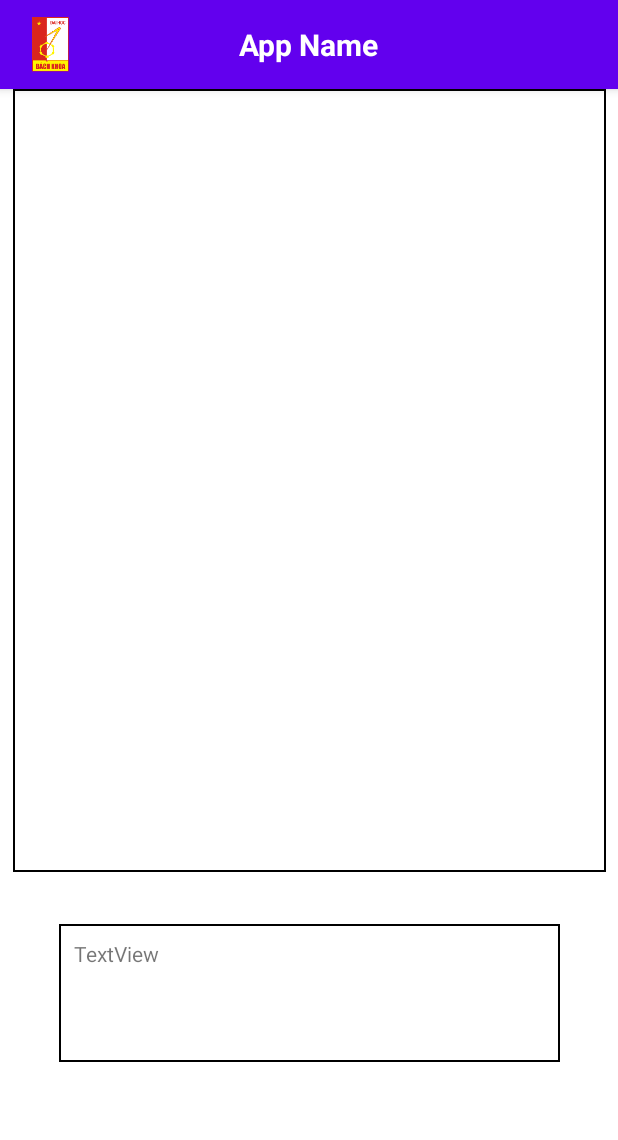
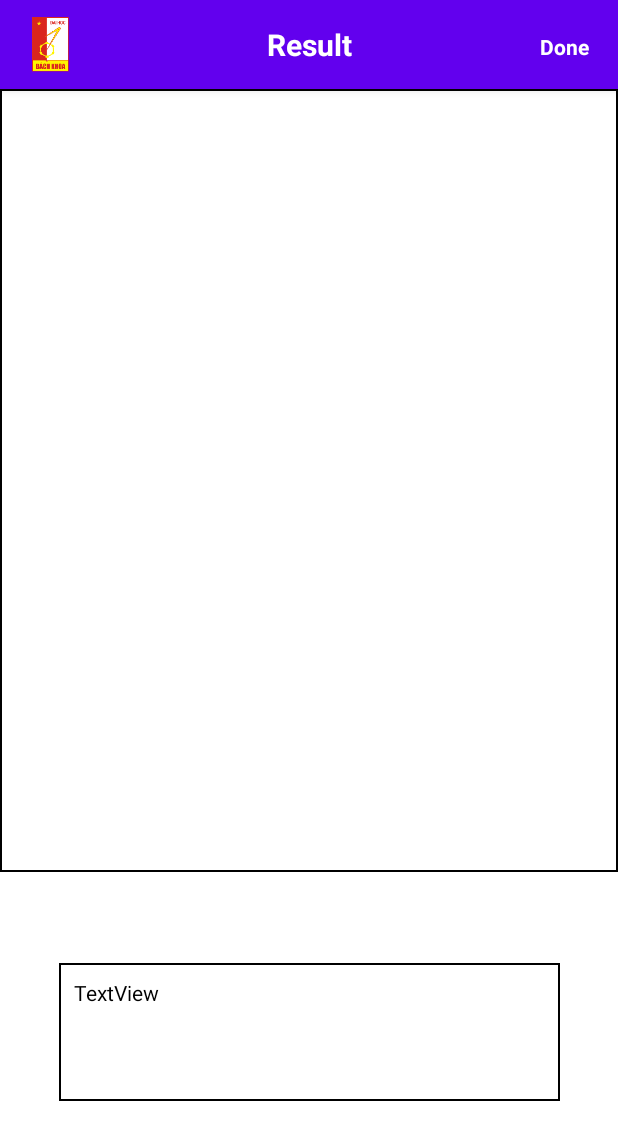
Before and after one commit to SonTH183823/DAKTMT, an Android app: the ResultActivity screen opened directly, with no data from a screen before it, on a phone screen of 412 x 824 dp. Shown: the top 1140 px of the screen. Run offline under Robolectric (Android 15) with nearby library versions, the phone set to English and light mode, and no system bars.

Commit message:
update project

```diff
--- a/app/build.gradle
+++ b/app/build.gradle
@@ -60,4 +60,5 @@ dependencies {
     implementation 'com.droidninja:filepicker:2.2.5'
     implementation 'com.github.bumptech.glide:glide:4.13.0'
     implementation 'org.jetbrains.kotlinx:kotlinx-coroutines-android:1.6.3'
+    implementation 'com.github.Drjacky:ImagePicker:2.1.16'
 }
--- a/app/src/main/AndroidManifest.xml
+++ b/app/src/main/AndroidManifest.xml
@@ -4,6 +4,7 @@
     package="com.example.maskrcnn">
     <uses-permission android:name="android.permission.CAMERA" />
     <uses-permission android:name="android.permission.READ_EXTERNAL_STORAGE" />
+    <uses-permission android:name="android.permission.WRITE_EXTERNAL_STORAGE" />
 
     <application
         android:name=".MyModel"
--- a/app/src/main/java/com/example/maskrcnn/ResultActivity.java
+++ b/app/src/main/java/com/example/maskrcnn/ResultActivity.java
@@ -2,35 +2,45 @@ package com.example.maskrcnn;
 
 import android.content.Intent;
 import android.graphics.Bitmap;
-import android.net.Uri;
+import android.graphics.BitmapFactory;
 import android.os.Bundle;
+import android.widget.Button;
 import android.widget.ImageView;
 import android.widget.TextView;
 
 import androidx.appcompat.app.AppCompatActivity;
+
+import java.io.File;
 
 
 public class ResultActivity extends AppCompatActivity {
 
     ImageView imageViewResult;
     TextView txtViewResult;
+    TextView txtViewBack;
 
     protected void onCreate(Bundle savedInstanceState) {
         super.onCreate(savedInstanceState);
         setContentView(R.layout.activity_result);
 
-
-
+        txtViewBack = findViewById(R.id.textViewBack);
         imageViewResult = findViewById(R.id.imageViewResult);
         txtViewResult = findViewById(R.id.textViewResult);
 
         Intent intent = getIntent();
+        String imageUri = intent.getStringExtra(Intent.EXTRA_STREAM);
+        if (imageUri != null) {
+            txtViewResult.setText(imageUri);
+            File imgFile = new File(imageUri);
+            if (imgFile.exists()) {
+                Bitmap myBitmap = BitmapFactory.decodeFile(imgFile.getAbsolutePath());
+                imageViewResult.setImageBitmap(myBitmap);
+            }
+        }
 
-        Uri imageUri = (Uri) intent.getParcelableExtra(Intent.EXTRA_STREAM);
-        if (imageUri != null) {
-            txtViewResult.setText(imageUri.toString());
-            imageViewResult.setImageURI(imageUri);
-        }
+        txtViewBack.setOnClickListener(view -> {
+            this.finish();
+        });
 
 
     }
--- a/app/src/main/res/layout/activity_result.xml
+++ b/app/src/main/res/layout/activity_result.xml
@@ -30,18 +30,31 @@
 
             <TextView
                 android:id="@+id/textView"
+                android:layout_width="wrap_content"
+                android:layout_height="wrap_content"
+                android:text="Result"
+                android:textColor="@color/white"
+                android:textSize="20sp"
+                android:textStyle="bold"
                 app:layout_constraintBottom_toBottomOf="parent"
                 app:layout_constraintEnd_toEndOf="parent"
                 app:layout_constraintStart_toStartOf="parent"
+                app:layout_constraintTop_toTopOf="parent" />
+
+            <TextView
+                android:id="@+id/textViewBack"
+                android:layout_width="35dp"
+                android:layout_height="22dp"
+                android:text="Done"
+                android:textColor="@color/white"
+                android:textSize="14sp"
+                android:textStyle="bold"
+                app:layout_constraintBottom_toBottomOf="parent"
+                app:layout_constraintEnd_toEndOf="parent"
+                app:layout_constraintHorizontal_bias="0.955"
+                app:layout_constraintStart_toStartOf="parent"
                 app:layout_constraintTop_toTopOf="parent"
-                android:layout_width="wrap_content"
-                android:layout_height="wrap_content"
-                android:text="App Name"
-                android:textColor="@color/white"
-                android:textSize="20sp"
-                android:textStyle="bold"
-                tools:layout_editor_absoluteX="158dp"
-                tools:layout_editor_absoluteY="16dp" />
+                app:layout_constraintVertical_bias="0.567" />
 
         </androidx.constraintlayout.widget.ConstraintLayout>
 
@@ -49,13 +62,12 @@
 
     <ImageView
         android:id="@+id/imageViewResult"
-        android:layout_width="395dp"
+        android:layout_width="match_parent"
         android:layout_height="522dp"
         android:background="@drawable/border_image"
         app:layout_constraintEnd_toEndOf="parent"
         app:layout_constraintStart_toStartOf="parent"
-        app:layout_constraintTop_toBottomOf="@+id/appBarLayout2"
-        />
+        app:layout_constraintTop_toBottomOf="@+id/appBarLayout2" />
 
     <TextView
         android:id="@+id/textViewResult"
@@ -64,10 +76,11 @@
         android:layout_marginStart="10dp"
         android:layout_marginTop="10dp"
         android:layout_marginEnd="10dp"
-        android:layout_marginBottom="91dp"
+        android:layout_marginBottom="40dp"
         android:background="@drawable/border_tesult_text"
+        android:padding="10dp"
         android:text="TextView"
-        android:padding="10dp"
+        android:textColor="@color/black"
         app:layout_constraintBottom_toBottomOf="parent"
         app:layout_constraintEnd_toEndOf="parent"
         app:layout_constraintStart_toStartOf="parent"
```
Also changed, not shown: app/src/main/java/com/example/maskrcnn/AsyncTaskHogSvm.java (renamed from app/src/main/java/com/example/maskrcnn/MyAsyncTask.java, +28 -9 lines), app/src/main/java/com/example/maskrcnn/MainActivity.java (+91 -41 lines), app/src/main/res/layout/activity_main.xml (+6 -7 lines).
